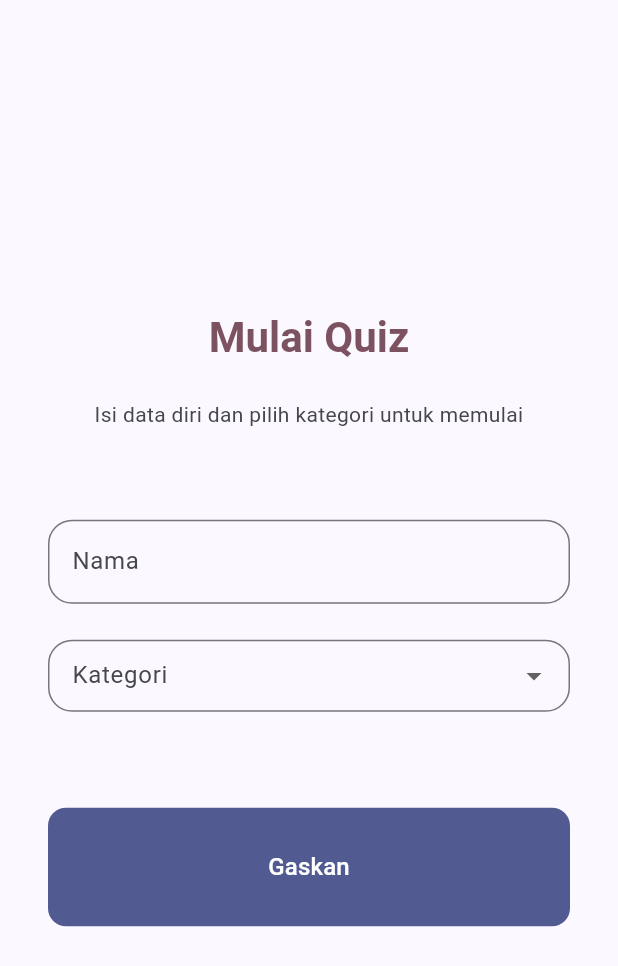
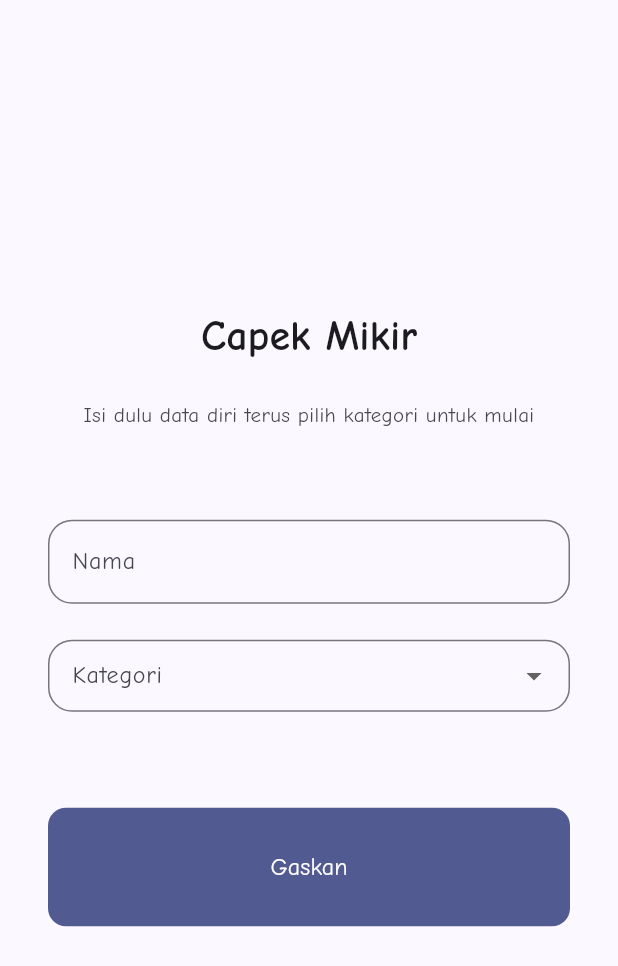
Before and after one commit to andreasmlbngaol/capek_mikir, a Flutter app: the screen it shows after launch, on a phone screen of 412 x 824 dp. Shown: the top 966 px of the screen. Run offline on Flutter 3.47's test engine with Material 3 defaults, Android fonts, the phone set to English and light mode, and no system bars; our stand-ins replace go_router.

Commit message:
feat: Add Comic Neue font and improve UI
This commit introduces the `Comic Neue` font, replacing `google_fonts`, and includes several UI and structural improvements.

- **Font and Theming**
  - Adds `Comic Neue` font files (Regular, Light, Bold) as local assets.
  - Updates `pubspec.yaml` to register the new font family.
  - Modifies `main.dart` to use the local `Comic` font family for both light and dark themes, removing the `google_fonts` dependency.

- **UI and Layout Enhancements**
  - **`home_screen.dart`**: Updates the header text for better branding.
  - **`quiz_screen.dart`**:
    - Wraps the question and navigation area in a `SingleChildScrollView` to prevent overflow on smaller screens or with long content.
    - Adjusts the responsive sidebar width to be 30% of the screen width on larger displays.

- **Android Configuration**
  - Adds the `INTERNET` permission to `AndroidManifest.xml`.

```diff
--- a/lib/main.dart
+++ b/lib/main.dart
@@ -2,7 +2,6 @@ import 'package:capek_mikir/config/router.dart';
 import 'package:capek_mikir/provider/app_state_provider.dart';
 import 'package:capek_mikir/provider/user_state_provider.dart';
 import 'package:flutter/material.dart';
-import 'package:google_fonts/google_fonts.dart';
 import 'package:provider/provider.dart';
 
 void main() {
@@ -29,21 +28,14 @@ class MyApp extends StatelessWidget {
         child: MaterialApp.router(
           title: "Capek Mikir",
           theme: ThemeData(
-              textTheme: GoogleFonts
-                  .comicNeueTextTheme()
-                  .apply(
-                bodyColor: Theme.of(context).colorScheme.onSurface,
-                displayColor: Theme.of(context).colorScheme.tertiary,
-              ),
+              fontFamily: "Comic",
               colorScheme: ColorScheme.fromSeed(
                   seedColor: Color(0xFF01197E),
                   brightness: Brightness.light
               )
           ),
           darkTheme: ThemeData(
-              fontFamily: GoogleFonts
-                  .roboto()
-                  .fontFamily,
+              fontFamily: "Comic",
               colorScheme: ColorScheme.fromSeed(
                   seedColor: Color(0xFF01197E),
                   brightness: Brightness.dark
--- a/lib/screens/home_screen.dart
+++ b/lib/screens/home_screen.dart
@@ -34,13 +34,13 @@ class _HomeScreenState extends State<HomeScreen> {
               children: [
                 // <CHANGE> Added header text
                 Text(
-                  'Mulai Quiz',
+                  'Capek Mikir',
                   style: Theme.of(context).textTheme.headlineMedium?.copyWith(
                     fontWeight: FontWeight.bold,
                   ),
                 ),
                 Text(
-                  'Isi data diri dan pilih kategori untuk memulai',
+                  'Isi dulu data diri terus pilih kategori untuk mulai',
                   style: Theme.of(context).textTheme.bodyMedium?.copyWith(
                     color: Theme.of(context).colorScheme.onSurfaceVariant,
                   ),
```
Also changed, not shown: lib/screens/quiz_screen.dart (+26 -6 lines), pubspec.yaml (+9 -0 lines), assets/fonts/ComicNeue-Bold.ttf (added), assets/fonts/ComicNeue-BoldItalic.ttf (added), assets/fonts/ComicNeue-Italic.ttf (added), assets/fonts/ComicNeue-Light.ttf (added), assets/fonts/ComicNeue-LightItalic.ttf (added), assets/fonts/ComicNeue-Regular.ttf (added), 1 other file.
